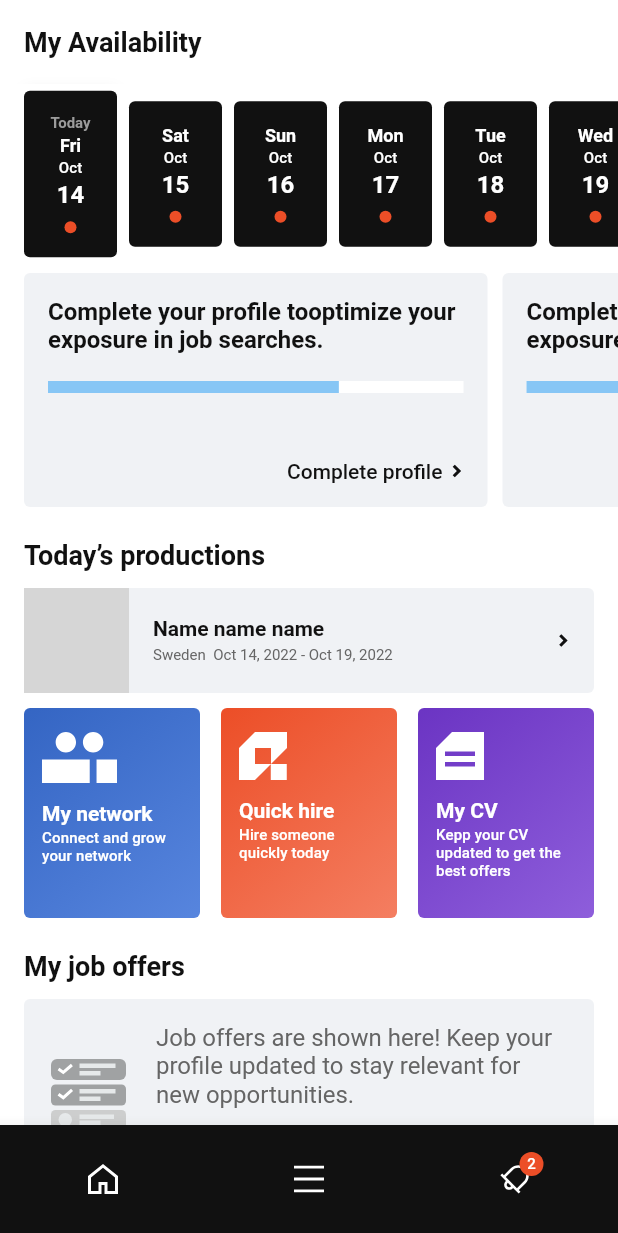
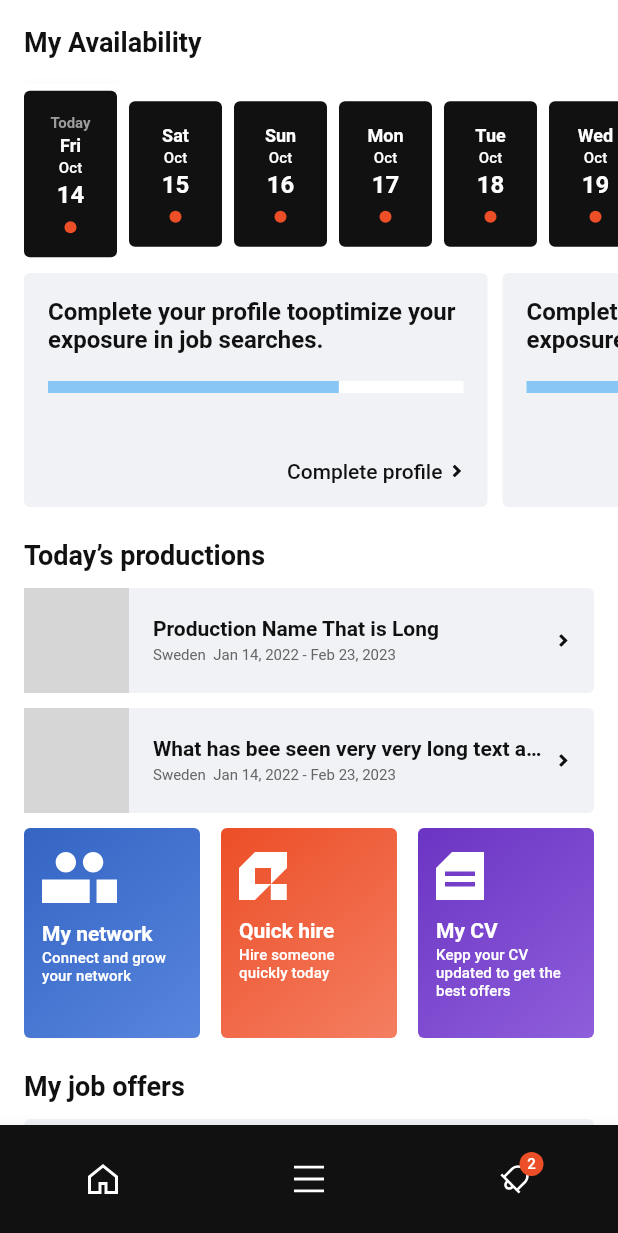
Before and after one commit to zatovagul/qyre_test_app, a Flutter app: the screen it shows after launch, on a phone screen of 412 x 824 dp. Shown: the top 1233 px of the screen. Run offline on Flutter 3.47's test engine with Material 2 defaults, Android fonts, the phone set to English and light mode, and no system bars; our stand-ins replace auto_route, equatable, flutter_bloc, flutter_svg, get_it, injectable; network calls fail; Roboto replaces fonts that are missing (Matter); grey boxes are pictures that could not be loaded.

Commit message:
Q3: HomeCubit and ProdService

```diff
--- /dev/null
+++ b/lib/bloc/home/home_state.dart
@@ -0,0 +1,23 @@
+part of 'home_cubit.dart';
+
+class HomeState extends Equatable {
+  final String errorMessage;
+  final List<ProductionModel> productions;
+  const HomeState({
+    this.errorMessage = '',
+    this.productions = const [],
+  });
+
+  @override
+  List<Object> get props => [errorMessage, productions];
+
+  HomeState copyWith({
+    String? errorMessage,
+    List<ProductionModel>? productions,
+  }) {
+    return HomeState(
+      errorMessage: errorMessage ?? this.errorMessage,
+      productions: productions ?? this.productions,
+    );
+  }
+}
--- a/lib/constants/app_images.dart
+++ b/lib/constants/app_images.dart
@@ -11,4 +11,5 @@ class AppImages {
   static const jobOffer = '$_svgDir/job_offer_icon.svg';
 
   static const webImage = 'https://i.ibb.co/CsHLc0r/image-1.png';
+  static const webImage2 = 'https://i.ibb.co/dfFGcwG/image-2.png';
 }
--- /dev/null
+++ b/lib/models/enums/day_status.dart
@@ -0,0 +1 @@
+enum DayStatus { bad, good }
--- /dev/null
+++ b/lib/services/production/production_service.dart
@@ -0,0 +1,5 @@
+import '../../models/production/production_model.dart';
+
+abstract class ProductionService {
+  Future<List<ProductionModel> >getProductions();
+}
--- /dev/null
+++ b/lib/services/production/production_service_dev.dart
@@ -0,0 +1,31 @@
+import 'package:injectable/injectable.dart';
+
+import '../../constants/app_images.dart';
+import '../../models/production/production_model.dart';
+import 'production_service.dart';
+
+@Injectable(as: ProductionService, env: [Environment.dev])
+class ProductionServiceDev extends ProductionService {
+  @override
+  Future<List<ProductionModel>> getProductions() async {
+    final List<ProductionModel> productions = [];
+    productions.addAll([
+      ProductionModel(
+        url: AppImages.webImage,
+        name: 'Production Name That is Long',
+        country: 'Sweden',
+        startDate: DateTime(2022, 1, 14),
+        endDate: DateTime(2023, 2, 23),
+      ),
+      ProductionModel(
+        url: AppImages.webImage2,
+        name:
+            'What has bee seen very very long text and more text a lot of text',
+        country: 'Sweden',
+        startDate: DateTime(2022, 1, 14),
+        endDate: DateTime(2023, 2, 23),
+      ),
+    ]);
+    return productions;
+  }
+}
--- a/lib/ui/pages/home/home_tab.dart
+++ b/lib/ui/pages/home/home_tab.dart
@@ -2,9 +2,13 @@
 
 import 'dart:ui';
 
+import 'package:auto_route/auto_route.dart';
 import 'package:flutter/material.dart';
+import 'package:flutter_bloc/flutter_bloc.dart';
 
+import '../../../bloc/home/home_cubit.dart';
 import '../../../constants/app_images.dart';
+import '../../../di/di.dart';
 import '../../../l10n/localization_helper.dart';
 import '../../../models/production/production_model.dart';
 import '../../../utils/date_util.dart';
@@ -17,11 +21,19 @@ import 'components/job_offer_placeholder.dart';
 import 'components/production_view.dart';
 import 'components/task_view.dart';
 
-class HomeTab extends StatefulWidget {
+class HomeTab extends StatefulWidget with AutoRouteWrapper {
   const HomeTab({super.key});
 
   @override
   State<HomeTab> createState() => _HomeTabState();
+
+  @override
+  Widget wrappedRoute(BuildContext context) {
+    return BlocProvider<HomeCubit>(
+      create: (_) => locator()..init(),
+      child: this,
+    );
+  }
 }
 
 class _HomeTabState extends State<HomeTab> with ThemeMixin {
@@ -48,7 +60,9 @@ class _HomeTabState extends State<HomeTab> with ThemeMixin {
   @override
   Widget build(BuildContext context) {
     return Scaffold(
-      body: Stack(
+      body: BlocBuilder<HomeCubit, HomeState>(
+        builder: (context, state) {
+          return Stack(
             children: [
               CustomScrollView(
                 controller: _scrollController,
@@ -58,7 +72,7 @@ class _HomeTabState extends State<HomeTab> with ThemeMixin {
                   _buildCalendar(),
                   _buildTasks(),
                   _sizedBoxSliver(10),
-              _buildProductions(),
+                  _buildProductions(state),
                   _buildCards(),
                   _sizedBoxSliver(10),
                   _buildJobOffers(),
@@ -67,6 +81,8 @@ class _HomeTabState extends State<HomeTab> with ThemeMixin {
               ),
               _buildSmallCalendar(),
             ],
+          );
+        },
       ),
     );
   }
@@ -205,20 +221,21 @@ class _HomeTabState extends State<HomeTab> with ThemeMixin {
     );
   }
 
-  Widget _buildProductions() {
+  Widget _buildProductions(HomeState state) {
+    final productions = state.productions;
     return SliverList(
       delegate: SliverChildListDelegate(
         [
           _buildTitle(context.strings.todaysProduction),
-          ProductionView(
-            production: ProductionModel(
-              url: AppImages.webImage,
-              startDate: DateUtil.today,
-              endDate: DateUtil.today.add(const Duration(days: 5)),
-              name: 'Name name name',
-              country: 'Sweden',
-            ),
-          ),
+          ...productions.map((prod) {
+            final child = ProductionView(production: prod);
+            final last = productions.last == prod;
+            if (last) return child;
+            return Padding(
+              padding: const EdgeInsets.only(bottom: 10),
+              child: child,
+            );
+          }),
           const SizedBox(height: 10),
         ],
       ),
```
Also changed, not shown: lib/bloc/home/home_cubit.dart (added, +31 -0 lines), lib/services/production/production_service_env_test.dart (added, +23 -0 lines), lib/di/di.config.dart, lib/routes/app_router.gr.dart. Lines whose indentation alone changed are shown as unchanged.
